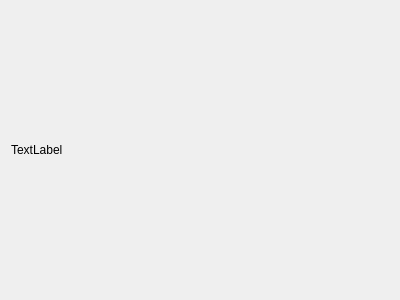
This is WidgetsModule/Notifier/notifywidget.ui in HowCanidothis/DevLib as Qt 5 draws it before an edit. The edited form follows.
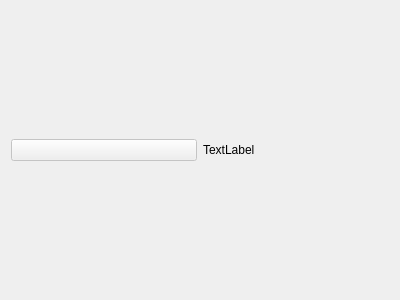
This is the edited form.

The edit to the form file:
```diff
--- a/WidgetsModule/Notifier/notifywidget.ui
+++ b/WidgetsModule/Notifier/notifywidget.ui
@@ -19,10 +19,20 @@
   <property name="windowTitle">
    <string>Form</string>
   </property>
-  <layout class="QVBoxLayout" name="verticalLayout">
+  <layout class="QHBoxLayout" name="horizontalLayout">
    <property name="sizeConstraint">
     <enum>QLayout::SetDefaultConstraint</enum>
    </property>
+   <item>
+    <widget class="QPushButton" name="BtnIcon">
+     <property name="enabled">
+      <bool>false</bool>
+     </property>
+     <property name="text">
+      <string/>
+     </property>
+    </widget>
+   </item>
    <item>
     <widget class="QLabel" name="Body">
      <property name="text">
```
